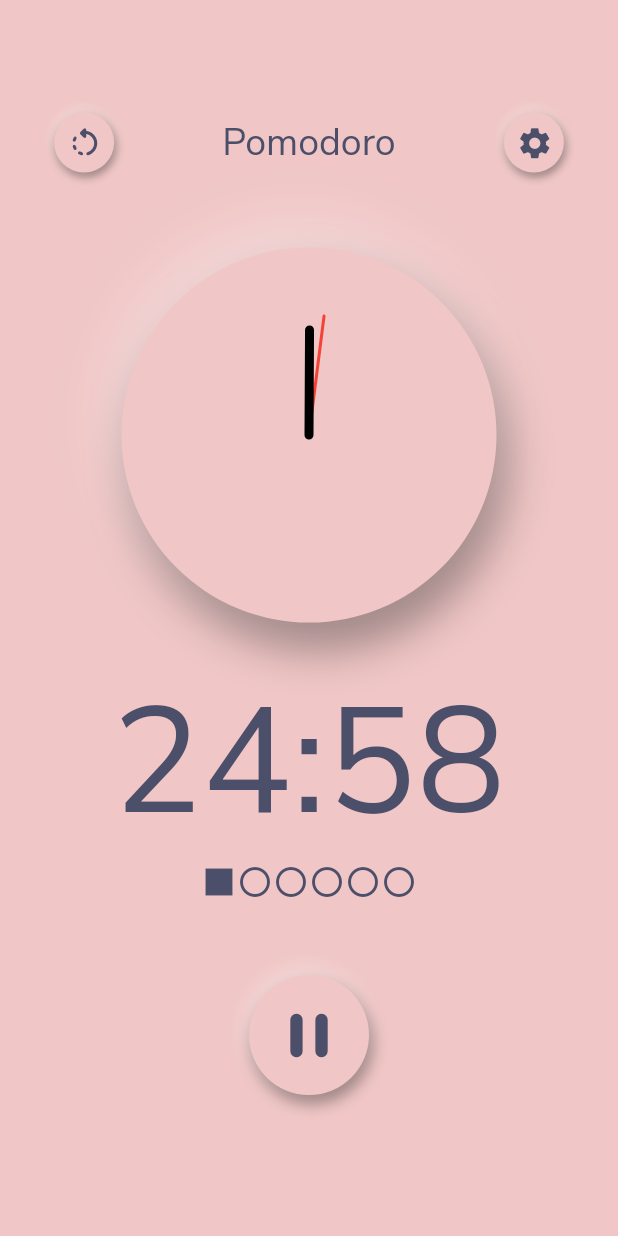
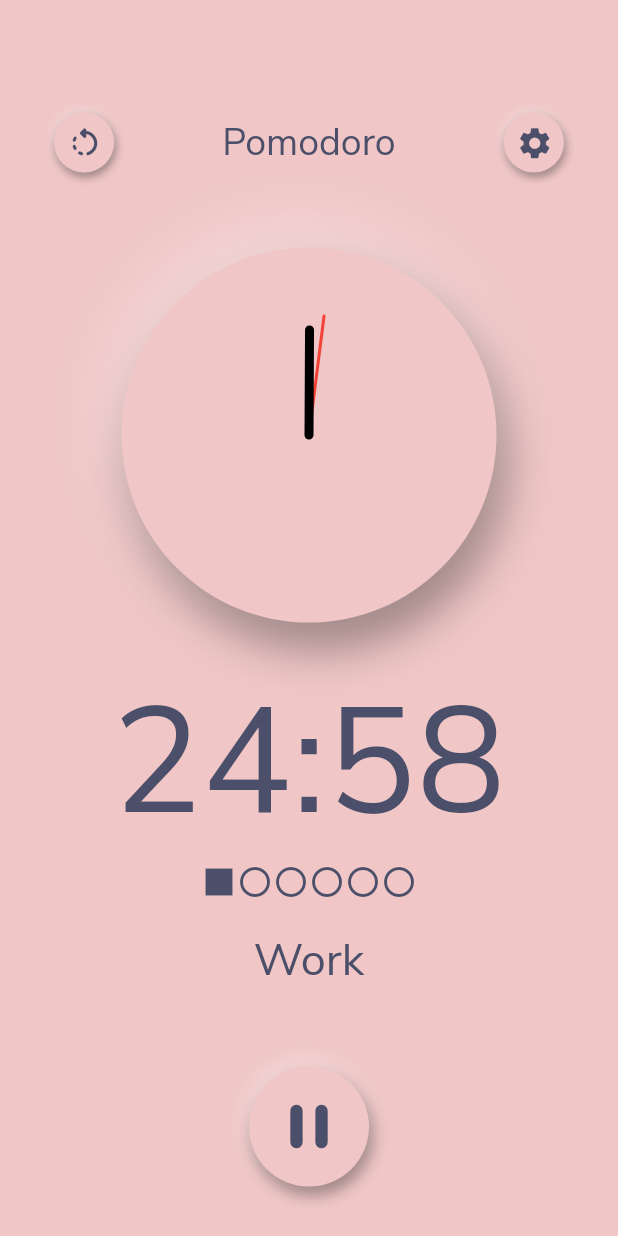
Before and after one commit to Jeshwin/tiny_projects_2023, a Flutter app: the screen it shows after launch, after a tap on the "play arrow" icon, on a phone screen of 412 x 824 dp. Run offline on Flutter 3.47's test engine with Material 2 defaults, Android fonts, the light colour scheme and no system bars; our stand-ins replace flutter_platform_widgets, shared_preferences.

Commit message:
Bug fixes

```diff
--- a/flutter/pomodoro_timer/lib/components/pomodoro_dots.dart
+++ b/flutter/pomodoro_timer/lib/components/pomodoro_dots.dart
@@ -55,9 +55,37 @@ class PomodoroDots extends StatelessWidget {
       color: Theme.of(context).primaryColor,
     ));
 
-    return Row(
-      mainAxisAlignment: MainAxisAlignment.center,
-      children: childrenDots,
+    String currentText;
+
+    if (currentDot == numCycles * 2 + 1) {
+      currentText = "Long Break";
+    } else {
+      if (currentDot % 2 == 0) {
+        currentText = "Work";
+      } else {
+        currentText = "Short Break";
+      }
+    }
+
+    return Column(
+      children: [
+        Row(
+          mainAxisAlignment: MainAxisAlignment.center,
+          children: childrenDots,
+        ),
+        Container(
+          margin: const EdgeInsets.only(
+            top: 20,
+          ),
+          child: Text(
+            currentText,
+            style: TextStyle(
+              fontSize: 30,
+              color: Theme.of(context).primaryColor,
+            ),
+          ),
+        ),
+      ],
     );
   }
 }
--- a/flutter/pomodoro_timer/lib/main.dart
+++ b/flutter/pomodoro_timer/lib/main.dart
@@ -80,6 +80,7 @@ class _MyHomePageState extends State<MyHomePage> {
     final prefs = await SharedPreferences.getInstance();
 
     setState(() {
+      _pauseTimer();
       _automaticCycles = prefs.getBool('automaticCycles') ?? false;
       _numCycles = prefs.getInt('numCycles') ?? 2;
 
```
